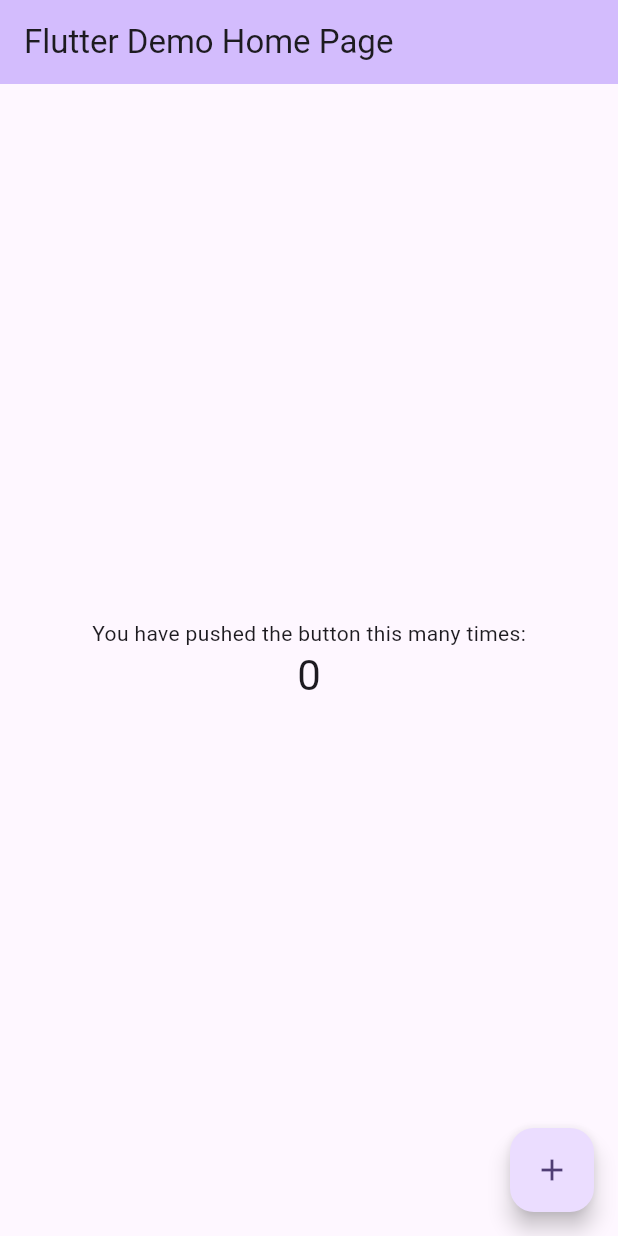
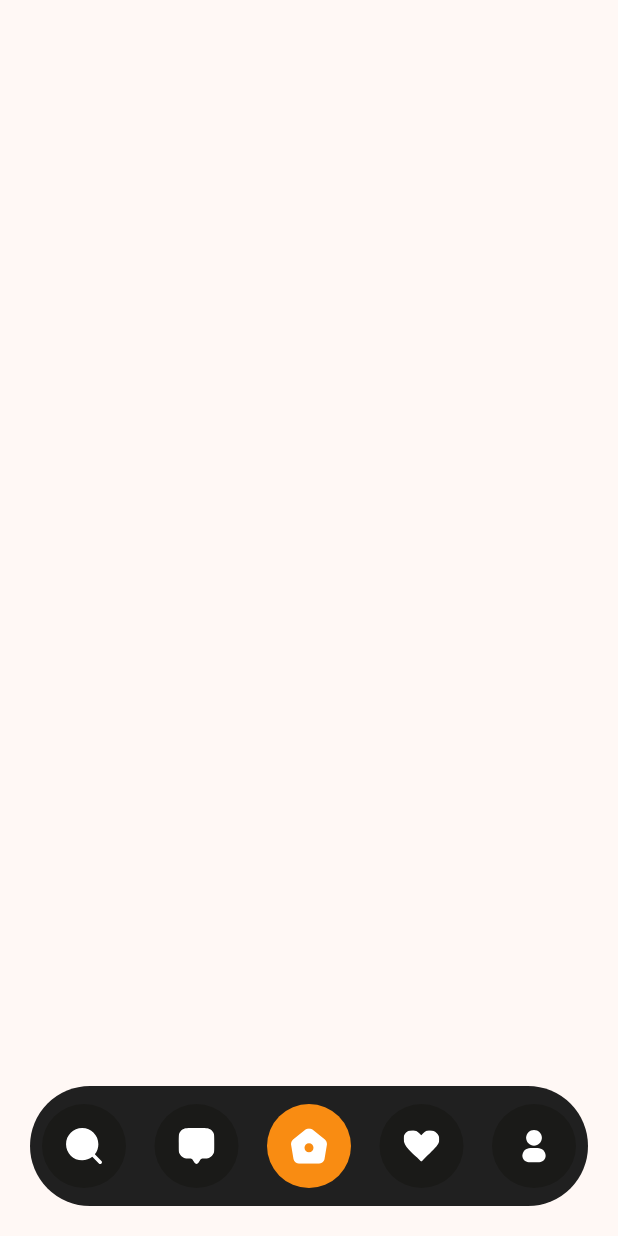
Before and after one commit to faithomotoso/m_point_assessment, a Flutter app: the screen it shows after launch, on a phone screen of 412 x 824 dp. Run offline on Flutter 3.47's test engine with Material 3 defaults, Android fonts, the phone set to English and light mode, and no system bars; our stand-ins replace flutter_svg.

Commit message:
WIP bottom navigation bar

```diff
--- a/lib/main.dart
+++ b/lib/main.dart
@@ -1,4 +1,6 @@
 import 'package:flutter/material.dart';
+import 'package:m_point_assessment/ui/pages/dashboard.dart';
+import 'package:m_point_assessment/ui/utils/colors.dart';
 
 void main() {
   runApp(const MyApp());
@@ -11,115 +13,15 @@ class MyApp extends StatelessWidget {
   @override
   Widget build(BuildContext context) {
     return MaterialApp(
-      title: 'Flutter Demo',
+      title: 'M Estate',
       theme: ThemeData(
-        // This is the theme of your application.
-        //
-        // TRY THIS: Try running your application with "flutter run". You'll see
-        // the application has a purple toolbar. Then, without quitting the app,
-        // try changing the seedColor in the colorScheme below to Colors.green
-        // and then invoke "hot reload" (save your changes or press the "hot
-        // reload" button in a Flutter-supported IDE, or press "r" if you used
-        // the command line to start the app).
-        //
-        // Notice that the counter didn't reset back to zero; the application
-        // state is not lost during the reload. To reset the state, use hot
-        // restart instead.
-        //
-        // This works for code too, not just values: Most code changes can be
-        // tested with just a hot reload.
-        colorScheme: ColorScheme.fromSeed(seedColor: Colors.deepPurple),
+        colorScheme: ColorScheme.fromSeed(seedColor: AppColors.primary),
         useMaterial3: true,
       ),
-      home: const MyHomePage(title: 'Flutter Demo Home Page'),
+      initialRoute: Dashboard.routeName,
+      routes: {
+        Dashboard.routeName : (ctx) => const Dashboard()
+      },
     );
   }
 }
-
-class MyHomePage extends StatefulWidget {
-  const MyHomePage({super.key, required this.title});
-
-  // This widget is the home page of your application. It is stateful, meaning
-  // that it has a State object (defined below) that contains fields that affect
-  // how it looks.
-
-  // This class is the configuration for the state. It holds the values (in this
-  // case the title) provided by the parent (in this case the App widget) and
-  // used by the build method of the State. Fields in a Widget subclass are
-  // always marked "final".
-
-  final String title;
-
-  @override
-  State<MyHomePage> createState() => _MyHomePageState();
-}
-
-class _MyHomePageState extends State<MyHomePage> {
-  int _counter = 0;
-
-  void _incrementCounter() {
-    setState(() {
-      // This call to setState tells the Flutter framework that something has
-      // changed in this State, which causes it to rerun the build method below
-      // so that the display can reflect the updated values. If we changed
-      // _counter without calling setState(), then the build method would not be
-      // called again, and so nothing would appear to happen.
-      _counter++;
-    });
-  }
-
-  @override
-  Widget build(BuildContext context) {
-    // This method is rerun every time setState is called, for instance as done
-    // by the _incrementCounter method above.
-    //
-    // The Flutter framework has been optimized to make rerunning build methods
-    // fast, so that you can just rebuild anything that needs updating rather
-    // than having to individually change instances of widgets.
-    return Scaffold(
-      appBar: AppBar(
-        // TRY THIS: Try changing the color here to a specific color (to
-        // Colors.amber, perhaps?) and trigger a hot reload to see the AppBar
-        // change color while the other colors stay the same.
-        backgroundColor: Theme.of(context).colorScheme.inversePrimary,
-        // Here we take the value from the MyHomePage object that was created by
-        // the App.build method, and use it to set our appbar title.
-        title: Text(widget.title),
-      ),
-      body: Center(
-        // Center is a layout widget. It takes a single child and positions it
-        // in the middle of the parent.
-        child: Column(
-          // Column is also a layout widget. It takes a list of children and
-          // arranges them vertically. By default, it sizes itself to fit its
-          // children horizontally, and tries to be as tall as its parent.
-          //
-          // Column has various properties to control how it sizes itself and
-          // how it positions its children. Here we use mainAxisAlignment to
-          // center the children vertically; the main axis here is the vertical
-          // axis because Columns are vertical (the cross axis would be
-          // horizontal).
-          //
-          // TRY THIS: Invoke "debug painting" (choose the "Toggle Debug Paint"
-          // action in the IDE, or press "p" in the console), to see the
-          // wireframe for each widget.
-          mainAxisAlignment: MainAxisAlignment.center,
-          children: <Widget>[
-            const Text(
-              'You have pushed the button this many times:',
-            ),
-            Text(
-              '$_counter',
-              style: Theme.of(context).textTheme.headlineMedium,
-            ),
-          ],
-        ),
-      ),
-      floatingActionButton: FloatingActionButton(
-        onPressed: _incrementCounter,
-        tooltip: 'Increment',
-        child: const Icon(Icons.add),
-      ), // This trailing comma makes auto-formatting nicer for build methods.
-    );
-  }
-}
--- /dev/null
+++ b/lib/ui/pages/dashboard.dart
@@ -0,0 +1,52 @@
+import 'package:flutter/material.dart';
+import 'package:m_point_assessment/ui/widgets/bottom_navigation_bar.dart';
+
+class Dashboard extends StatefulWidget {
+  static const String routeName = "/dashboard";
+
+  const Dashboard({super.key});
+
+  @override
+  State<Dashboard> createState() => _DashboardState();
+}
+
+class _DashboardState extends State<Dashboard> {
+  final ValueNotifier<int> _navBarIndex = ValueNotifier(2);
+
+  @override
+  void dispose() {
+    _navBarIndex.dispose();
+
+    super.dispose();
+  }
+
+  @override
+  Widget build(BuildContext context) {
+    return Scaffold(
+      body: Stack(
+        children: [
+          Positioned(
+            bottom: 20,
+            child: SizedBox(
+              width: MediaQuery.of(context).size.width,
+              child: Padding(
+                padding: const EdgeInsets.symmetric(horizontal: 20),
+                child: ValueListenableBuilder<int>(
+                  valueListenable: _navBarIndex,
+                  builder: (ctx, idx, child) {
+                    return AppBottomNavigationBar(
+                      selectedIndex: idx,
+                      onItemSelected: (i) {
+                        _navBarIndex.value = i;
+                      },
+                    );
+                  },
+                ),
+              ),
+            ),
+          )
+        ],
+      ),
+    );
+  }
+}
--- /dev/null
+++ b/lib/ui/pages/home.dart
@@ -0,0 +1,17 @@
+import 'package:flutter/material.dart';
+
+class HomePage extends StatefulWidget {
+  static const String routeName = "/home";
+
+  const HomePage({super.key});
+
+  @override
+  State<HomePage> createState() => _HomePageState();
+}
+
+class _HomePageState extends State<HomePage> {
+  @override
+  Widget build(BuildContext context) {
+    return const Placeholder();
+  }
+}
--- /dev/null
+++ b/lib/ui/utils/colors.dart
@@ -0,0 +1,9 @@
+import 'dart:ui';
+
+final class AppColors {
+  static Color primary = const Color(0XFFF98C12);
+  static Color c93846b = const Color(0XFF93846B);
+  static Color c1A1A18 = const Color(0xFF1A1A18);
+  static Color c202020 = const Color(0xFF202020);
+
+}
--- /dev/null
+++ b/lib/ui/utils/svg_paths.dart
@@ -0,0 +1,9 @@
+final class SvgPaths {
+  static const String _base = "assets/svg";
+
+  static const String chat = "$_base/chat.svg";
+  static const String heart = "$_base/heart.svg";
+  static const String home = "$_base/home.svg";
+  static const String profile = "$_base/profile.svg";
+  static const String searchFilled = "$_base/search-filled.svg";
+}
--- /dev/null
+++ b/lib/ui/widgets/bottom_navigation_bar.dart
@@ -0,0 +1,90 @@
+import 'package:flutter/material.dart';
+import 'package:flutter_svg/flutter_svg.dart';
+import 'package:m_point_assessment/ui/utils/colors.dart';
+
+import '../utils/svg_paths.dart';
+
+class AppBottomNavigationBar extends StatelessWidget {
+  final int selectedIndex;
+  final ValueChanged<int> onItemSelected;
+
+  const AppBottomNavigationBar({
+    required this.selectedIndex,
+    required this.onItemSelected,
+    super.key,
+  });
+
+  /// TODO: move from manual index input
+  @override
+  Widget build(BuildContext context) {
+    List<Widget> naviItems = [
+      BottomNaviIconButton(
+        svgPath: SvgPaths.searchFilled,
+        isSelected: selectedIndex == 0,
+      ),
+      BottomNaviIconButton(
+        svgPath: SvgPaths.chat,
+        isSelected: selectedIndex == 1,
+      ),
+      BottomNaviIconButton(
+        svgPath: SvgPaths.home,
+        isSelected: selectedIndex == 2,
+      ),
+      BottomNaviIconButton(
+        svgPath: SvgPaths.heart,
+        isSelected: selectedIndex == 3,
+      ),
+      BottomNaviIconButton(
+        svgPath: SvgPaths.profile,
+        isSelected: selectedIndex == 4,
+      ),
+    ];
+
+    return Container(
+      decoration: BoxDecoration(
+        color: AppColors.c202020,
+        borderRadius: BorderRadius.circular(100),
+      ),
+      padding: const EdgeInsets.symmetric(horizontal: 8.0, vertical: 12.0),
+      child: Row(
+        mainAxisAlignment: MainAxisAlignment.spaceBetween,
+        children: List<Widget>.from(
+          naviItems.indexed.map(
+            (e) => GestureDetector(
+              onTap: () {
+                onItemSelected(e.$1);
+              },
+              child: e.$2,
+            ),
+          ),
+        ),
+      ),
+    );
+  }
+}
+
+class BottomNaviIconButton extends StatelessWidget {
+  final String svgPath;
+  final bool isSelected;
+
+  const BottomNaviIconButton(
+      {required this.svgPath, required this.isSelected, super.key});
+
+  @override
+  Widget build(BuildContext context) {
+    return AnimatedContainer(
+      duration: const Duration(milliseconds: 400),
+      curve: Curves.linearToEaseOut,
+      decoration: BoxDecoration(
+        shape: BoxShape.circle,
+        color: isSelected ? AppColors.primary : AppColors.c1A1A18,
+      ),
+      padding: const EdgeInsets.all(16),
+      child: SvgPicture.asset(
+        svgPath,
+        height: 24,
+        width: 24,
+      ),
+    );
+  }
+}
```
Also changed, not shown: pubspec.yaml (+8 -9 lines), assets/fonts/Euclid-A-Regular.ttf (added), assets/svg/chat.svg (added), assets/svg/heart.svg (added), assets/svg/home.svg (added), assets/svg/profile.svg (added), assets/svg/search-filled.svg (added), pubspec.lock.
